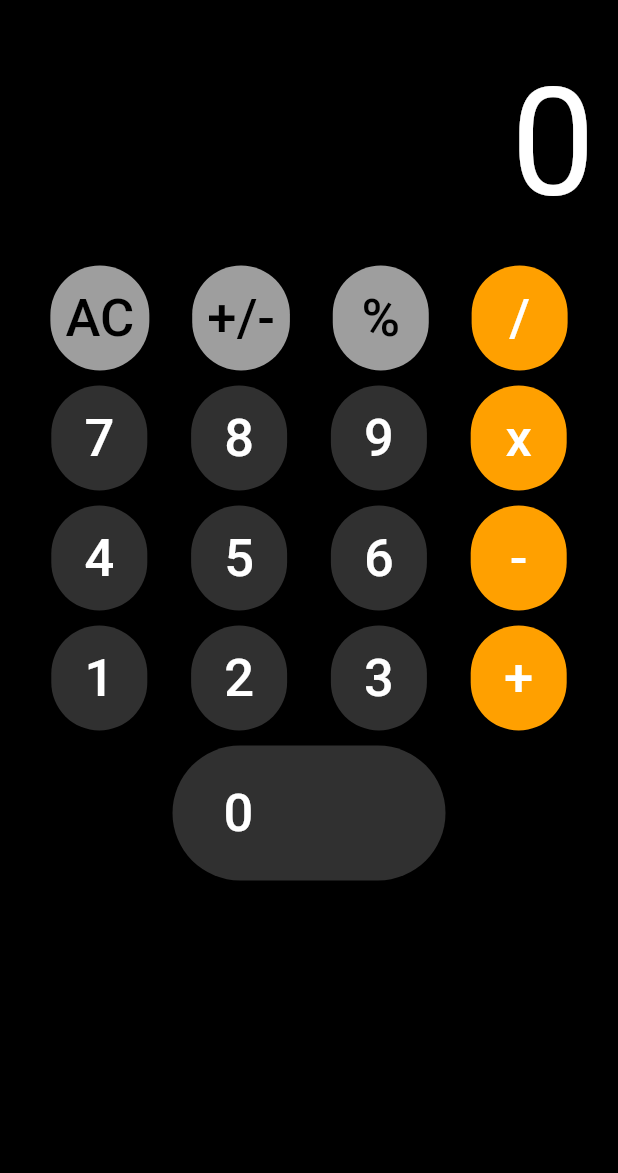
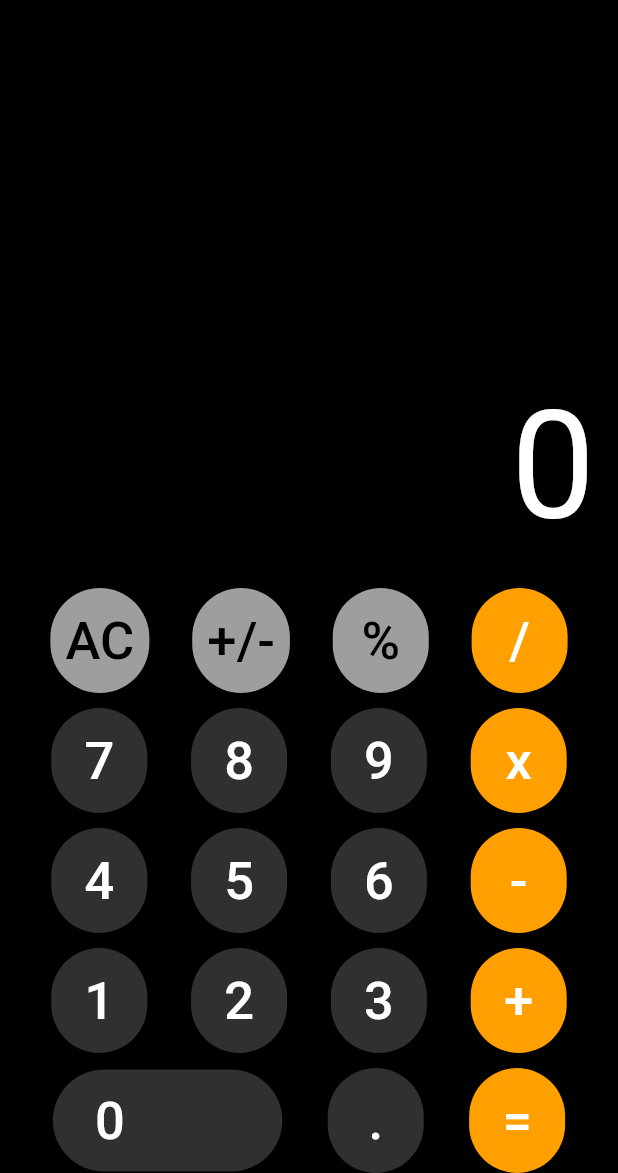
Before and after one commit to Darrylwin/flutter_calculator, a Flutter app: the screen it shows after launch, on a phone screen of 412 x 824 dp, the part 63-1236 px from its top. Run offline on Flutter 3.47's test engine with Material 3 defaults, Android fonts, the phone set to English and light mode, and no system bars.

Commit message:
calculator design

```diff
--- a/lib/views/calculator.dart
+++ b/lib/views/calculator.dart
@@ -45,8 +45,7 @@ class _CalculatorState extends State<Calculator> {
         ),
         backgroundColor: Colors.black,
       ),
-      body: SingleChildScrollView(
-        child: Padding(
+      body: Padding(
         padding: EdgeInsets.symmetric(horizontal: 5),
         child: Column(
           mainAxisAlignment: MainAxisAlignment.end,
@@ -132,15 +131,16 @@ class _CalculatorState extends State<Calculator> {
                   style: ElevatedButton.styleFrom(
                     backgroundColor: Colors.grey[850]!,
                     shape: StadiumBorder(),
-                      padding: EdgeInsets.fromLTRB(34, 20, 128, 20),
+                    padding: EdgeInsets.fromLTRB(28, 9, 105, 9),
                   ),
                 ),
+                calcbutton(".", Colors.grey[850]!, Colors.white),
+                calcbutton("=", Colors.amber[700]!, Colors.white),
               ],
             ),
           ],
         ),
       ),
-      ),
     );
   }
 }
```
Lines whose indentation alone changed are shown as unchanged.
